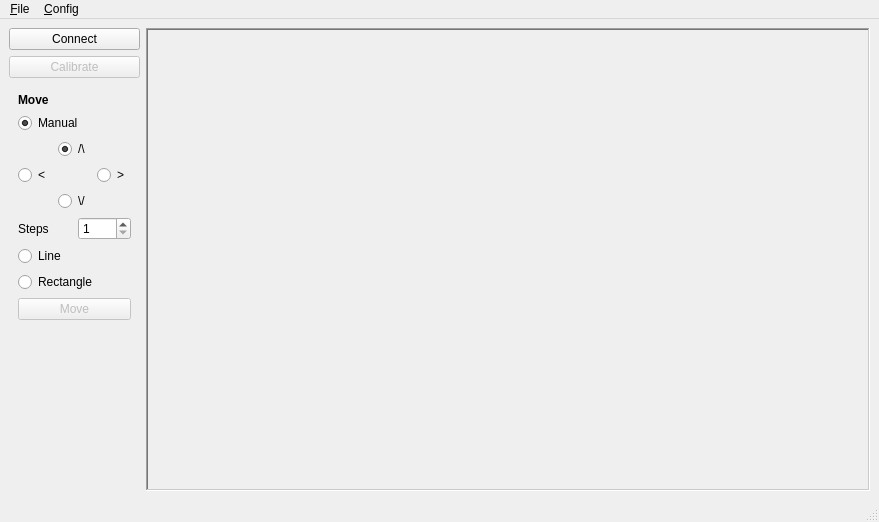
Old version of the form src/mainwindow.ui in the repository stvc/vxm-control.
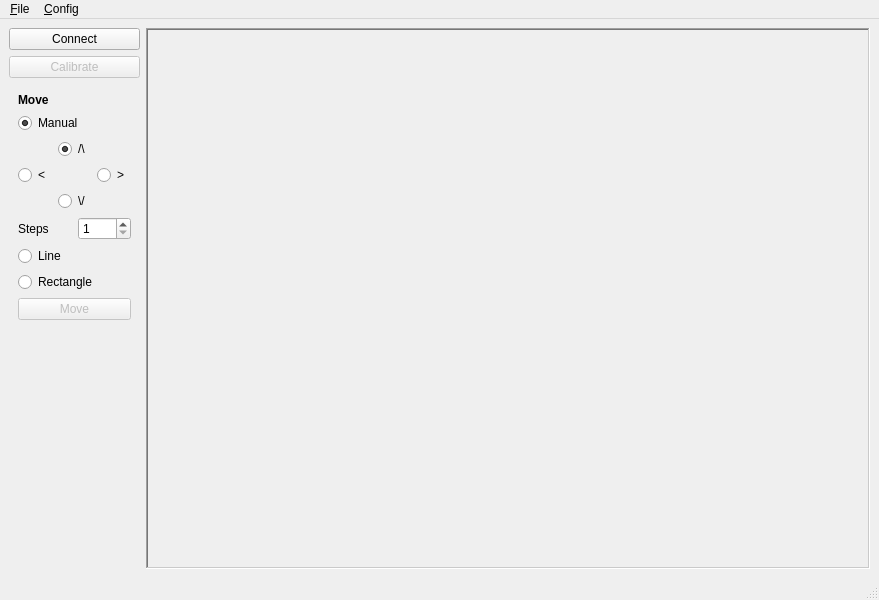
New version of the form.

Commit message: change default window size

Patch:
```diff
--- a/src/mainwindow.ui
+++ b/src/mainwindow.ui
@@ -7,7 +7,7 @@
     <x>0</x>
     <y>0</y>
     <width>879</width>
-    <height>522</height>
+    <height>600</height>
    </rect>
   </property>
   <property name="windowTitle">
```
